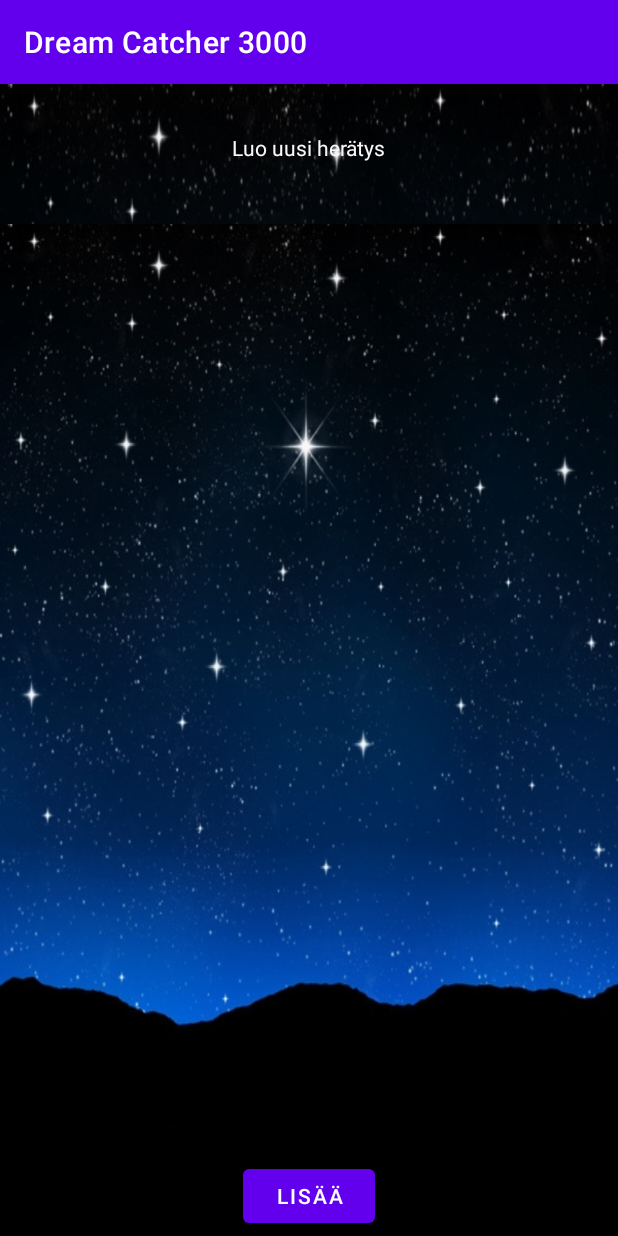
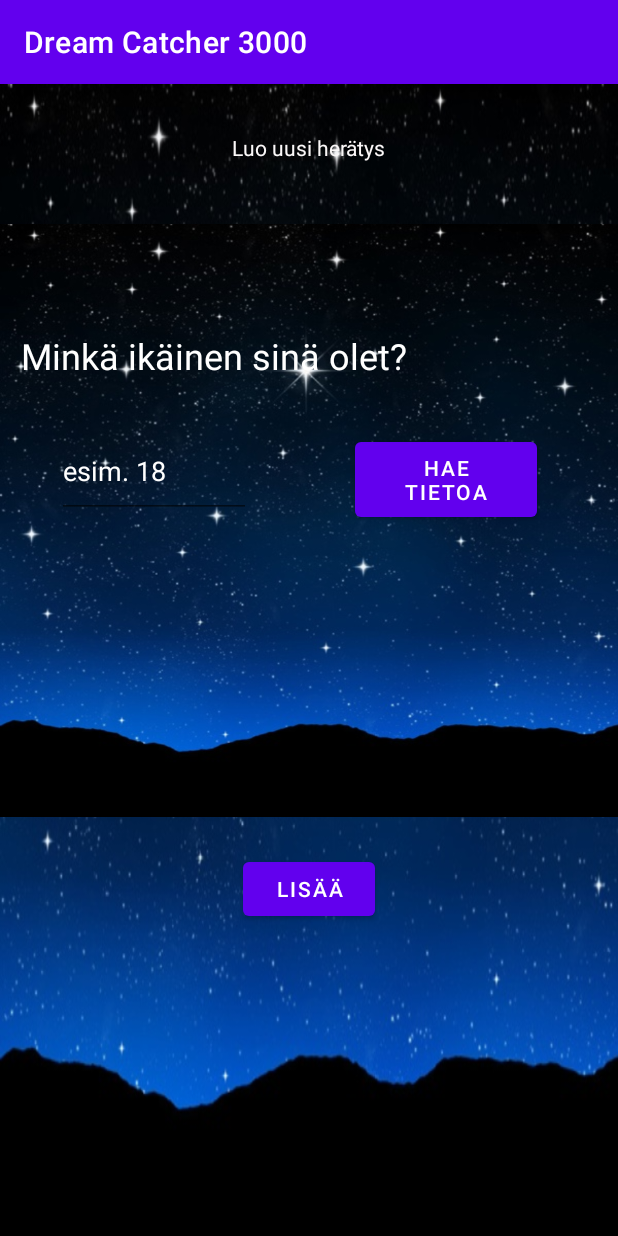
Before and after one commit to rocksanen/dreamcatcher, an Android app: the fragment UserAgeQuestion placed in its activity, on a phone screen of 412 x 824 dp. Run offline under Robolectric (Android 15) with nearby library versions, the phone set to English and light mode, and no system bars; our stand-ins replace Room's generated code.

Commit message:
iän tiedot fragmentti on valmis

```diff
--- a/app/src/main/java/fi/ottooks/dreamcatcherdemo/fragments/UserAgeQuestion.java
+++ b/app/src/main/java/fi/ottooks/dreamcatcherdemo/fragments/UserAgeQuestion.java
@@ -7,6 +7,9 @@ import androidx.fragment.app.Fragment;
 import android.view.LayoutInflater;
 import android.view.View;
 import android.view.ViewGroup;
+import android.widget.Button;
+import android.widget.EditText;
+import android.widget.TextView;
 
 import fi.ottooks.dreamcatcherdemo.R;
 
@@ -50,17 +53,53 @@ public class UserAgeQuestion extends Fragment {
 
     @Override
     public void onCreate(Bundle savedInstanceState) {
+
         super.onCreate(savedInstanceState);
         if (getArguments() != null) {
             mParam1 = getArguments().getString(ARG_PARAM1);
             mParam2 = getArguments().getString(ARG_PARAM2);
         }
+
+
     }
 
     @Override
     public View onCreateView(LayoutInflater inflater, ViewGroup container,
                              Bundle savedInstanceState) {
+
+        View view = inflater.inflate(R.layout.fragment_user_age_question, container, false);
+        EditText userAge = view.findViewById(R.id.userAge);
+        TextView ageInfoTv = view.findViewById(R.id.ageInfo);
+
+        Button ageBtn = view.findViewById(R.id.ageBtn);
+        ageBtn.setOnClickListener(new View.OnClickListener() {
+            @Override
+            public void onClick(View view) {
+                if (userAge.getText().toString().trim().length() != 0) {
+                    int age = Integer.parseInt(userAge.getText().toString());
+                    //tiedot ovat Sleep Foundation netti sivulta.
+                    if (age > 0 && age < 3) {
+                        ageInfoTv.setText("Suositelttu uniaika vauvallesi: 11-14 tuntia");
+                    } else if (age > 2 && age < 6) {
+                        ageInfoTv.setText("Suositeltu uniaika lapsellesi: 10-13 tuntia.");
+                    } else if (age > 5 && age < 10) {
+                        ageInfoTv.setText("suositeltu uniaika lapsellesi: 9-11 tuntia.");
+                    } else if (age > 9 && age < 14) {
+                        ageInfoTv.setText("Suositeltu uniaika sinulle: 9-11 tuntia.");
+                    } else if (age > 13 && age < 18) {
+                        ageInfoTv.setText("Suositeltu uniaika sinulle: 8-10 tuntia.");
+                    } else if (age > 17 && age < 65) {
+                        ageInfoTv.setText("Suositeltu uniaika sinulle: 7-9 tuntia.");
+                    } else if (age >= 65) {
+                        ageInfoTv.setText("Suositeltu unia aika sinulle: 7-8 tuntia.");
+                    } else {
+                        ageInfoTv.setText("Ikä pitäisi olla enemmän kuin 1.");
+                    }
+                }
+
+            }
+        });
         // Inflate the layout for this fragment
-        return inflater.inflate(R.layout.fragment_user_age_question, container, false);
+        return view ;
     }
 }
--- a/app/src/main/res/layout/fragment_user_age_question.xml
+++ b/app/src/main/res/layout/fragment_user_age_question.xml
@@ -1,6 +1,8 @@
 <?xml version="1.0" encoding="utf-8"?>
-<FrameLayout xmlns:android="http://schemas.android.com/apk/res/android"
+<androidx.constraintlayout.widget.ConstraintLayout xmlns:android="http://schemas.android.com/apk/res/android"
+    xmlns:app="http://schemas.android.com/apk/res-auto"
     xmlns:tools="http://schemas.android.com/tools"
+    android:id="@+id/frameLayout"
     android:layout_width="match_parent"
     android:layout_height="match_parent"
     android:background="@drawable/night2"
@@ -8,8 +10,91 @@
 
     <!-- TODO: Update blank fragment layout -->
     <TextView
-        android:layout_width="match_parent"
-        android:layout_height="match_parent"
-         />
+        android:id="@+id/textView5"
+        android:layout_width="wrap_content"
+        android:layout_height="wrap_content" />
 
-</FrameLayout>
+    <EditText
+        android:id="@+id/userAge"
+        android:layout_width="129dp"
+        android:layout_height="62dp"
+        android:layout_marginTop="16dp"
+        android:layout_marginBottom="16dp"
+        android:ems="10"
+        android:hint="@string/ageQuestion"
+        android:inputType="textPersonName"
+        android:text="@string/age_input"
+        android:textColor="#FFFFFF"
+        app:layout_constraintBottom_toTopOf="@+id/guideline16"
+        app:layout_constraintEnd_toEndOf="parent"
+        app:layout_constraintEnd_toStartOf="@+id/ageBtn"
+        app:layout_constraintHorizontal_bias="0.5"
+        app:layout_constraintStart_toStartOf="parent"
+        app:layout_constraintTop_toBottomOf="@+id/userAgeTv"
+        app:layout_constraintVertical_bias="0.127" />
+
+    <TextView
+        android:id="@+id/userAgeTv"
+        android:layout_width="278dp"
+        android:layout_height="46dp"
+        android:layout_marginTop="32dp"
+        android:text="@string/ageQuestion"
+        android:textColor="#FFFFFF"
+        android:textSize="24sp"
+        app:layout_constraintEnd_toEndOf="parent"
+        app:layout_constraintHorizontal_bias="0.105"
+        app:layout_constraintStart_toStartOf="parent"
+        app:layout_constraintTop_toTopOf="@+id/guideline13" />
+
+    <androidx.constraintlayout.widget.Guideline
+        android:id="@+id/guideline13"
+        android:layout_width="wrap_content"
+        android:layout_height="wrap_content"
+        android:orientation="horizontal"
+        app:layout_constraintGuide_percent="0.1" />
+
+    <Button
+        android:id="@+id/ageBtn"
+        android:layout_width="121dp"
+        android:layout_height="62dp"
+        android:layout_marginStart="32dp"
+        android:layout_marginTop="100dp"
+        android:layout_marginEnd="16dp"
+        android:layout_marginBottom="16dp"
+        android:text="hae tietoa"
+        app:layout_constraintBottom_toTopOf="@+id/guideline16"
+        app:layout_constraintEnd_toEndOf="parent"
+        app:layout_constraintHorizontal_bias="0.5"
+        app:layout_constraintStart_toEndOf="@+id/userAge"
+        app:layout_constraintTop_toTopOf="@+id/guideline13"
+        app:layout_constraintVertical_bias="0.093" />
+
+    <TextView
+        android:id="@+id/ageInfo"
+        android:layout_width="wrap_content"
+        android:layout_height="wrap_content"
+        android:layout_marginTop="16dp"
+        android:layout_marginBottom="16dp"
+        android:textColor="#FFFFFF"
+        android:textSize="24sp"
+        app:layout_constraintBottom_toTopOf="@+id/guideline17"
+        app:layout_constraintEnd_toEndOf="parent"
+        app:layout_constraintStart_toStartOf="parent"
+        app:layout_constraintTop_toTopOf="@+id/guideline16"
+        app:layout_constraintVertical_bias="0.464" />
+
+    <androidx.constraintlayout.widget.Guideline
+        android:id="@+id/guideline16"
+        android:layout_width="wrap_content"
+        android:layout_height="wrap_content"
+        android:orientation="horizontal"
+        app:layout_constraintGuide_percent="0.55" />
+
+    <androidx.constraintlayout.widget.Guideline
+        android:id="@+id/guideline17"
+        android:layout_width="wrap_content"
+        android:layout_height="wrap_content"
+        android:orientation="horizontal"
+        app:layout_constraintGuide_percent="0.9" />
+
+</androidx.constraintlayout.widget.ConstraintLayout>
--- a/app/src/main/res/values/strings.xml
+++ b/app/src/main/res/values/strings.xml
@@ -2,4 +2,6 @@
     <string name="app_name">Dream Catcher 3000</string>
     <!-- TODO: Remove or change this placeholder text -->
     <string name="hello_blank_fragment">Hello blank fragment</string>
+    <string name="ageQuestion">Minkä ikäinen sinä olet?</string>
+    <string name="age_input">esim. 18</string>
 </resources>
```
